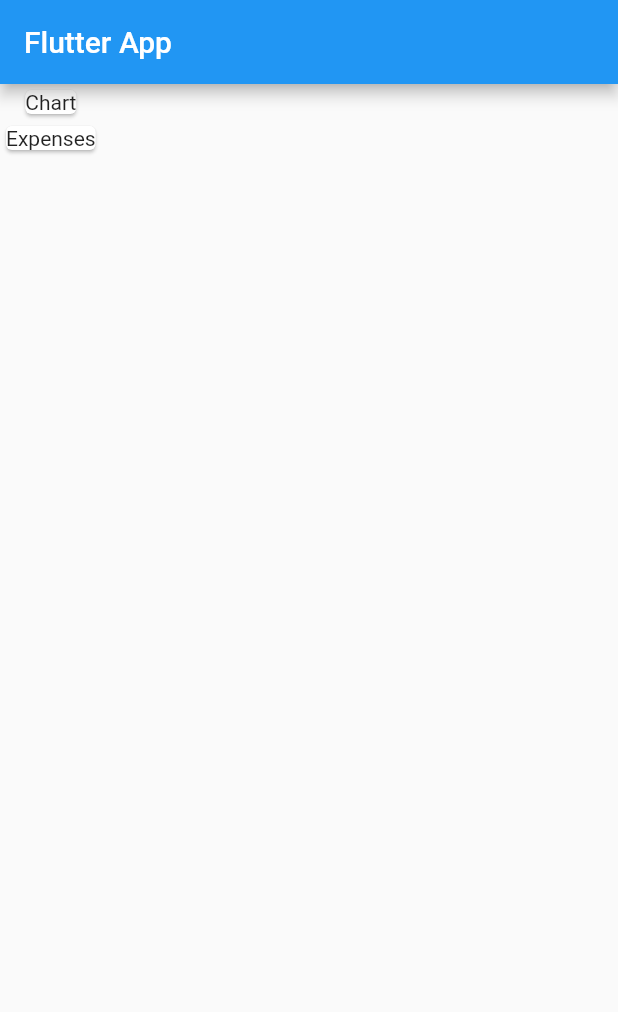
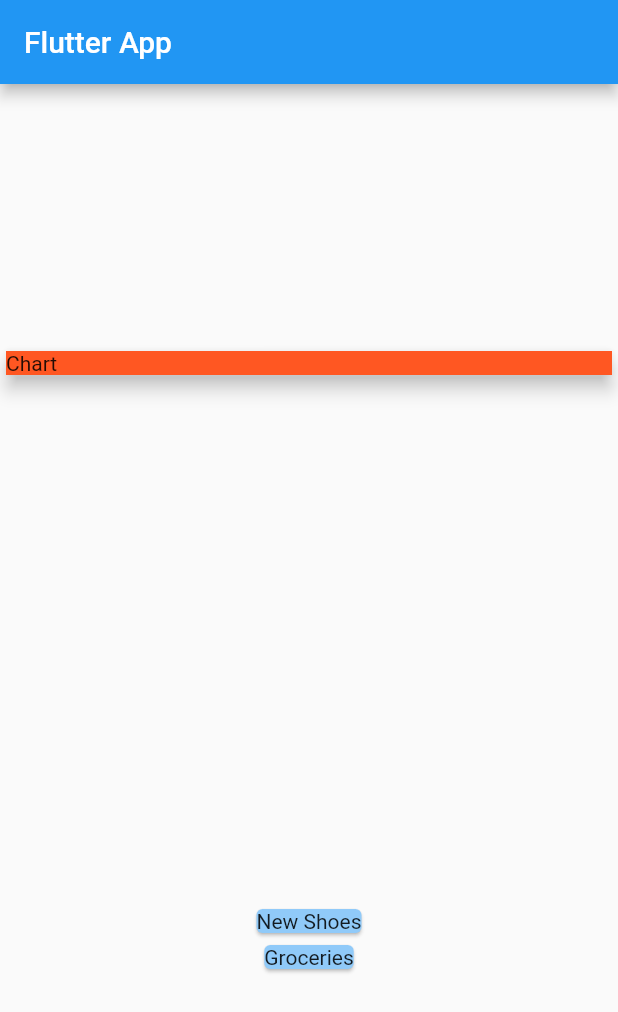
Before and after one commit to gauravxdhingra/FlutterUdemyAdvanced, a Flutter app: the screen it shows after launch, on a phone screen of 412 x 824 dp. Shown: the top 1012 px of the screen. Run offline on Flutter 3.47's test engine with Material 2 defaults, Android fonts, the phone set to English and light mode, and no system bars.

Commit message:
Adding Transaction Cards

```diff
--- /dev/null
+++ b/lib/Transaction.dart
@@ -0,0 +1,15 @@
+import 'package:flutter/foundation.dart';
+
+class Transaction {
+  String id;
+  String title;
+  double amount;
+  DateTime date;
+
+  Transaction({
+    @required this.id,
+    @required this.title,
+    @required this.amount,
+    @required this.date,
+  });
+}
--- a/lib/main.dart
+++ b/lib/main.dart
@@ -1,4 +1,6 @@
+import 'package:app2/Transaction.dart';
 import 'package:flutter/material.dart';
+import 'Transaction.dart';
 
 void main() => runApp(MyApp());
 
@@ -12,18 +14,44 @@ class MyApp extends StatelessWidget {
 }
 
 class MyHomePage extends StatelessWidget {
+  final List<Transaction> transactions = [
+    Transaction(
+      id: '1',
+      title: 'New Shoes',
+      amount: 50.5,
+      date: DateTime.now(),
+    ),
+    Transaction(
+      id: '2',
+      title: 'Groceries',
+      amount: 100,
+      date: DateTime.now(),
+    )
+  ];
   Widget build(BuildContext context) {
     return Scaffold(
       appBar: AppBar(
         title: Text("Flutter App"),
       ),
       body: Column(
+        mainAxisAlignment: MainAxisAlignment.spaceAround,
+        crossAxisAlignment: CrossAxisAlignment.stretch,
         children: <Widget>[
           Card(
-            child: Text("Chart"),
+            child: Container(
+              width: double.infinity,
+              child: Text("Chart"),
+              color: Colors.deepOrange,
+            ),
+            elevation: 5,
           ),
-          Card(
-            child: Text("Expenses"),
+          Column(
+            children: transactions.map((tx) {
+              return Card(
+                color: Colors.blue[200],
+                child: Text(tx.title),
+              );
+            }).toList(),
           ),
         ],
       ),
```
